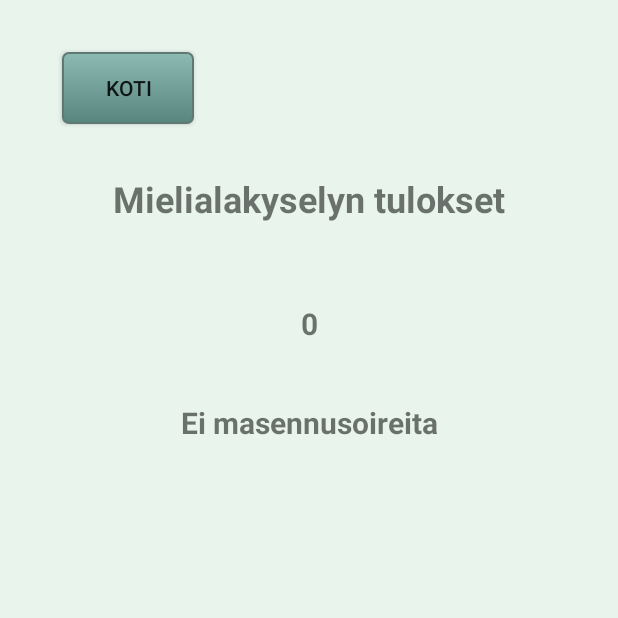
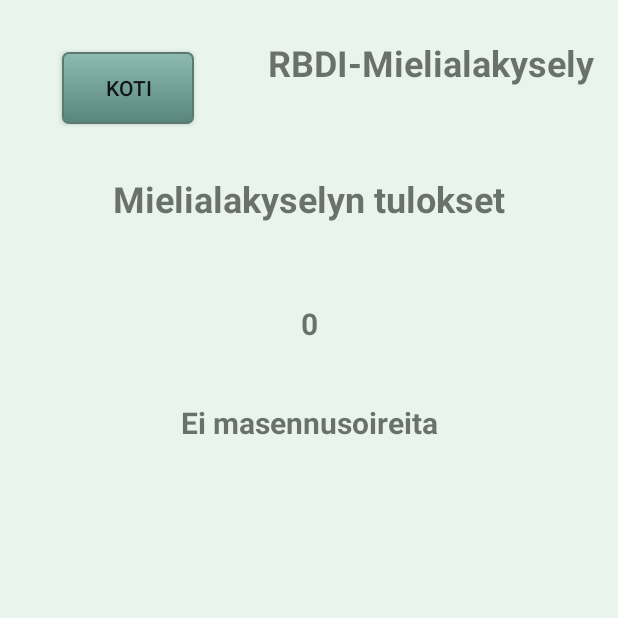
Before and after one commit to Krugou/Terveyssovellusryhm8, an Android app: the MielialaVastausActivity screen opened directly, with no data from a screen before it, on a phone screen of 412 x 824 dp, the top half of it. Run offline under Robolectric (Android 15) with nearby library versions, the phone set to English and light mode, and no system bars; 1 statement that could not run was skipped.

Commit message:
Mood questionnaire topic added

```diff
--- a/app/src/main/res/layout/activity_mieliala_vastaus.xml
+++ b/app/src/main/res/layout/activity_mieliala_vastaus.xml
@@ -107,4 +107,26 @@
         android:text="@string/home"
         app:layout_constraintBottom_toTopOf="@+id/guideline40"
         app:layout_constraintStart_toStartOf="@+id/guideline43" />
+
+    <TextView
+        android:id="@+id/rbdi"
+        android:layout_width="wrap_content"
+        android:layout_height="wrap_content"
+        android:layout_marginStart="112dp"
+        android:layout_marginTop="24dp"
+        android:duplicateParentState="false"
+        android:focusable="auto"
+        android:focusableInTouchMode="false"
+        android:text="@string/rbdi"
+        android:textAlignment="center"
+
+        android:textSize="24sp"
+        android:textStyle="bold"
+        app:layout_constraintBottom_toTopOf="@+id/guideline40"
+        app:layout_constraintEnd_toEndOf="parent"
+        app:layout_constraintHorizontal_bias="0.609"
+        app:layout_constraintStart_toStartOf="@+id/guideline43"
+        app:layout_constraintTop_toTopOf="parent"
+        app:layout_constraintVertical_bias="0.058" />
+
 </androidx.constraintlayout.widget.ConstraintLayout>
```
Also changed, not shown: app/src/main/res/layout/activity_mielialakysely.xml (+18 -0 lines).
